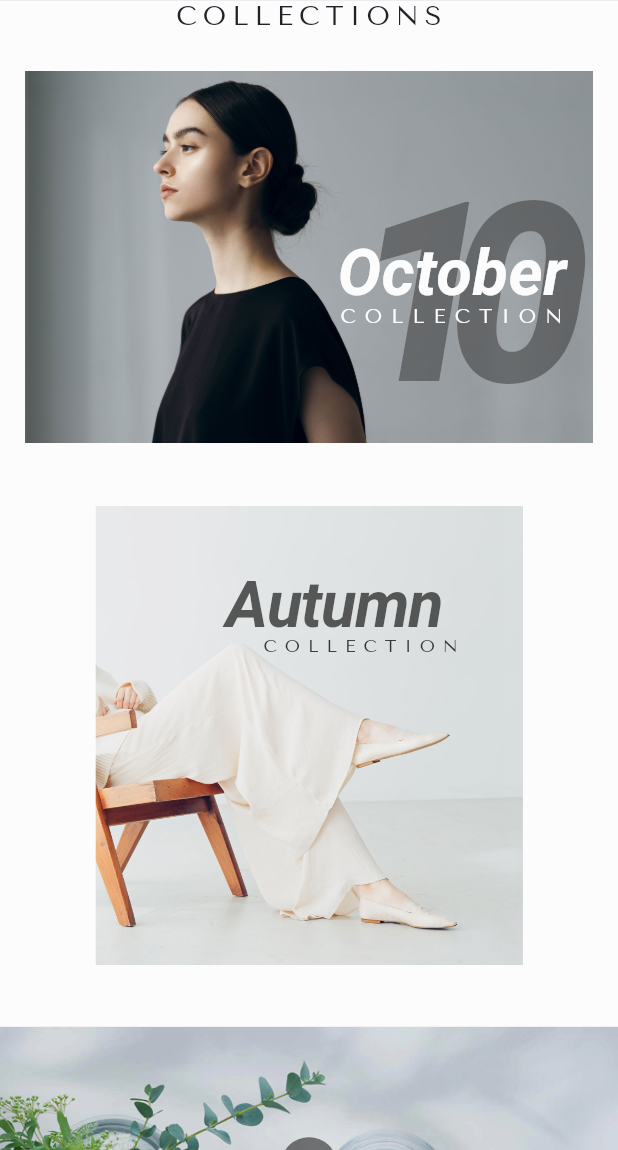
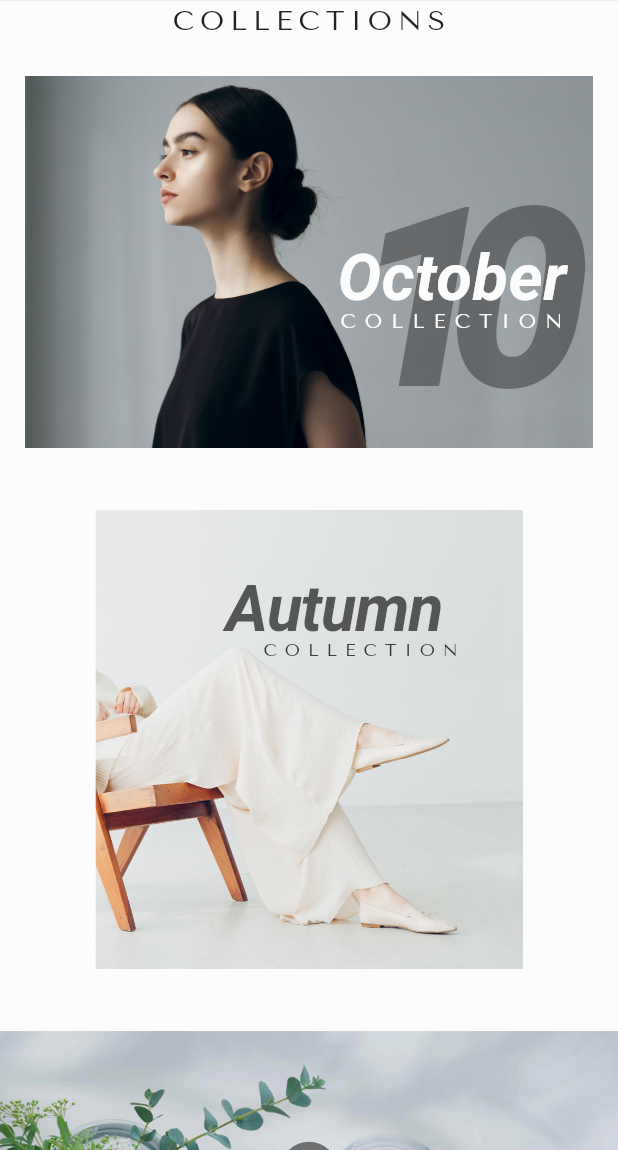
Before and after one commit to rafsanza-hub/fashion_ui, a Flutter app: the screen it shows after launch, scrolled down 1728 dp, on a phone screen of 412 x 824 dp, the part 86-1236 px from its top. Run offline on Flutter 3.47's test engine with Material 3 defaults, Android fonts, the phone set to English and light mode, and no system bars; our stand-ins replace flutter_screenutil, flutter_svg, get; Roboto replaces fonts that are missing (Bodoni Moda 28pt).

Commit message:
feat: add category screen and home screen screenshot

```diff
--- a/lib/core/constants/text_styles.dart
+++ b/lib/core/constants/text_styles.dart
@@ -1,71 +1,72 @@
 import 'package:flutter/material.dart';
+import 'package:flutter_screenutil/flutter_screenutil.dart';
 
 class AppTextStyles {
   // Title styles
-  static const TextStyle titleUppercaseLarge = TextStyle(
+  static TextStyle titleUppercaseLarge = TextStyle(
     color: Color(0xFF202224),
-    fontSize: 18,
+    fontSize: 18.sp,
     fontFamily: 'Tenor Sans',
     fontWeight: FontWeight.w400,
     height: 40 / 18,
     letterSpacing: 4,
   );
 
-  static const TextStyle titleUppercaseMedium = TextStyle(
+  static TextStyle titleUppercaseMedium = TextStyle(
     color: Color(0xFF202224),
-    fontSize: 16,
+    fontSize: 16.sp,
     fontFamily: 'Tenor Sans',
     fontWeight: FontWeight.w400,
     height: 1.50,
     letterSpacing: 2,
   );
 
-  static const TextStyle titleUppercaseSmall = TextStyle(
+  static TextStyle titleUppercaseSmall = TextStyle(
     color: Color(0xFF202224),
-    fontSize: 14,
+    fontSize: 14.sp,
     fontFamily: 'Tenor Sans',
     fontWeight: FontWeight.w400,
     height: 1.43,
     letterSpacing: 2,
   );
 
-  static const TextStyle titleRegular = TextStyle(
+  static TextStyle titleRegular = TextStyle(
     color: Color(0xFF202224),
-    fontSize: 14,
+    fontSize: 14.sp,
     fontFamily: 'Tenor Sans',
     fontWeight: FontWeight.w400,
     height: 1.43,
   );
 
   // Subtitle styles
-  static const TextStyle subtitleRegular = TextStyle(
+  static TextStyle subtitleRegular = TextStyle(
     color: Color(0xFF202224),
-    fontSize: 14,
+    fontSize: 14.sp,
     fontFamily: 'Tenor Sans',
     fontWeight: FontWeight.w400,
     height: 1.43,
   );
 
   // Body text styles
-  static const TextStyle bodyLarge = TextStyle(
+  static TextStyle bodyLarge = TextStyle(
     color: Color(0xFF727272),
-    fontSize: 16,
+    fontSize: 16.sp,
     fontFamily: 'Tenor Sans',
     fontWeight: FontWeight.w400,
     height: 1.50,
   );
 
-  static const TextStyle bodyMedium = TextStyle(
+  static TextStyle bodyMedium = TextStyle(
     color: Color(0xFF727272),
-    fontSize: 14,
+    fontSize: 14.sp,
     fontFamily: 'Tenor Sans',
     fontWeight: FontWeight.w400,
     height: 1.71,
   );
 
-  static const TextStyle bodySmall = TextStyle(
+  static TextStyle bodySmall = TextStyle(
     color: Color(0xFF727272),
-    fontSize: 12,
+    fontSize: 12.sp,
     fontFamily: 'Tenor Sans',
     fontWeight: FontWeight.w400,
     height: 1.50,
--- a/lib/screen/home_screen.dart
+++ b/lib/screen/home_screen.dart
@@ -3,7 +3,8 @@ import 'dart:math';
 import 'package:fashion_ui/core/constants/colors.dart';
 import 'package:fashion_ui/core/constants/icons.dart';
 import 'package:fashion_ui/core/constants/text_styles.dart';
-import 'package:fashion_ui/screen/product_detail_screen.dart';
+import 'package:fashion_ui/screen/category_screen.dart';
+import 'package:fashion_ui/widget/app_footer.dart';
 import 'package:fashion_ui/widget/custom_appbar.dart';
 import 'package:fashion_ui/widget/svg_icon.dart';
 import 'package:flutter/material.dart';
@@ -64,7 +65,7 @@ class HomeScreen extends StatelessWidget {
             SizedBox(height: 41.78.h),
 
             // Footer Section
-            _buildFooterSection(context),
+            const AppFooter(),
           ],
         ),
       ),
@@ -255,7 +256,7 @@ class HomeScreen extends StatelessWidget {
       padding: EdgeInsets.symmetric(horizontal: 16.r),
       child: Column(
         children: [
-          const Text('NEW ARRIVAL', style: AppTextStyles.titleUppercaseLarge),
+          Text('NEW ARRIVAL', style: AppTextStyles.titleUppercaseLarge),
           const SlantedBoxDivider(),
           SizedBox(height: 13.75.h),
           Row(
@@ -316,7 +317,7 @@ class HomeScreen extends StatelessWidget {
             onPressed: () {},
             icon: Icon(Icons.arrow_forward,
                 color: AppColors.titleActive, size: 16.sp),
-            label: const Text('Explore More', style: AppTextStyles.bodyLarge),
+            label: Text('Explore More', style: AppTextStyles.bodyLarge),
           ),
         ],
       ),
@@ -328,7 +329,7 @@ class HomeScreen extends StatelessWidget {
       padding: EdgeInsets.symmetric(horizontal: 16.r),
       child: Column(
         children: [
-          const Text('COLLECTIONS', style: AppTextStyles.titleUppercaseLarge),
+          Text('COLLECTIONS', style: AppTextStyles.titleUppercaseLarge),
           SizedBox(height: 16.h),
           Stack(
             children: [
@@ -481,7 +482,7 @@ class HomeScreen extends StatelessWidget {
       padding: EdgeInsets.symmetric(horizontal: 16.r),
       child: Column(
         children: [
-          const Text('JUST FOR YOU', style: AppTextStyles.titleUppercaseLarge),
+          Text('JUST FOR YOU', style: AppTextStyles.titleUppercaseLarge),
           const SlantedBoxDivider(),
           SizedBox(height: 23.06.h),
           SingleChildScrollView(
@@ -516,7 +517,7 @@ class HomeScreen extends StatelessWidget {
       padding: EdgeInsets.symmetric(horizontal: 16.w),
       child: Column(
         children: [
-          const Text('@TRENDING', style: AppTextStyles.titleUppercaseLarge),
+          Text('@TRENDING', style: AppTextStyles.titleUppercaseLarge),
           SizedBox(height: 8.h),
           Wrap(
             spacing: 8.w,
@@ -603,7 +604,7 @@ class HomeScreen extends StatelessWidget {
       padding: EdgeInsets.symmetric(horizontal: 16.w),
       child: Column(
         children: [
-          const Text('FOLLOW US', style: AppTextStyles.titleUppercaseLarge),
+          Text('FOLLOW US', style: AppTextStyles.titleUppercaseLarge),
           SizedBox(height: 2.03.h),
           SvgIcon(AppIcons.instagram, size: 24.sp),
           SizedBox(height: 18.h),
@@ -627,69 +628,10 @@ class HomeScreen extends StatelessWidget {
     );
   }
 
-  Widget _buildFooterSection(BuildContext context) {
-    return Column(
-      children: [
-        Container(
-          color: AppColors.white,
-          padding: EdgeInsets.symmetric(horizontal: 16.w),
-          child: Column(
-            children: [
-              Row(
-                mainAxisAlignment: MainAxisAlignment.spaceEvenly,
-                children: [
-                  SvgIcon(AppIcons.twitter, size: 24.sp),
-                  SvgIcon(AppIcons.instagram, size: 24.sp),
-                  SvgIcon(AppIcons.youtube, size: 24.sp),
-                ],
-              ),
-              SizedBox(height: 24.h),
-              const SlantedBoxDivider(),
-              SizedBox(height: 18.73.h),
-              Text(
-                'support@openui.design\n+60 fg825 876\n08:00 - 22:00 - Everyday',
-                style: AppTextStyles.bodyLarge
-                    .copyWith(color: AppColors.darkestGray),
-                textAlign: TextAlign.center,
-              ),
-              SizedBox(height: 19.76.h),
-              const SlantedBoxDivider(),
-              SizedBox(height: 32.h),
-              Row(
-                mainAxisAlignment: MainAxisAlignment.spaceEvenly,
-                children: [
-                  Text('About',
-                      style: AppTextStyles.bodyLarge
-                          .copyWith(color: Colors.black)),
-                  Text('Contact',
-                      style: AppTextStyles.bodyLarge
-                          .copyWith(color: Colors.black)),
-                  Text('Blog',
-                      style: AppTextStyles.bodyLarge
-                          .copyWith(color: Colors.black)),
-                ],
-              ),
-            ],
-          ),
-        ),
-        SizedBox(height: 22.97.h),
-        Container(
-          height: 45.h,
-          color: const Color(0xFFC4C4C4).withValues(alpha: 0.1),
-          alignment: Alignment.center,
-          child: Text(
-            'Copyright© OpenUI All Rights Reserved.',
-            style: AppTextStyles.bodySmall.copyWith(color: AppColors.darkGray),
-          ),
-        ),
-      ],
-    );
-  }
-
   Widget _buildProductCard(
       BuildContext context, String title, double price, String image) {
     return GestureDetector(
-      onTap: () => Get.to(() => const ProductDetailScreen()),
+      onTap: () => Get.to(() => const CategoryGridView()),
       child: Column(
         children: [
           Image.asset(
--- a/lib/screen/product_detail_screen.dart
+++ b/lib/screen/product_detail_screen.dart
@@ -312,7 +312,7 @@ class ProductDetailScreen extends StatelessWidget {
       padding: EdgeInsets.all(16.r),
       child: Column(
         children: [
-          const Text(
+          Text(
             'YOU MAY ALSO LIKE',
             style: AppTextStyles.titleUppercaseLarge,
           ),
@@ -371,7 +371,7 @@ class ProductDetailScreen extends StatelessWidget {
             textAlign: TextAlign.center,
           ),
           SizedBox(height: 24.h),
-          const Row(
+          Row(
             mainAxisAlignment: MainAxisAlignment.spaceEvenly,
             children: [
               Text('About', style: AppTextStyles.bodyLarge),
```
Also changed, not shown: lib/screen/category_screen.dart (+48 -106 lines), lib/widget/app_footer.dart (added, +73 -0 lines), 8 other files.
